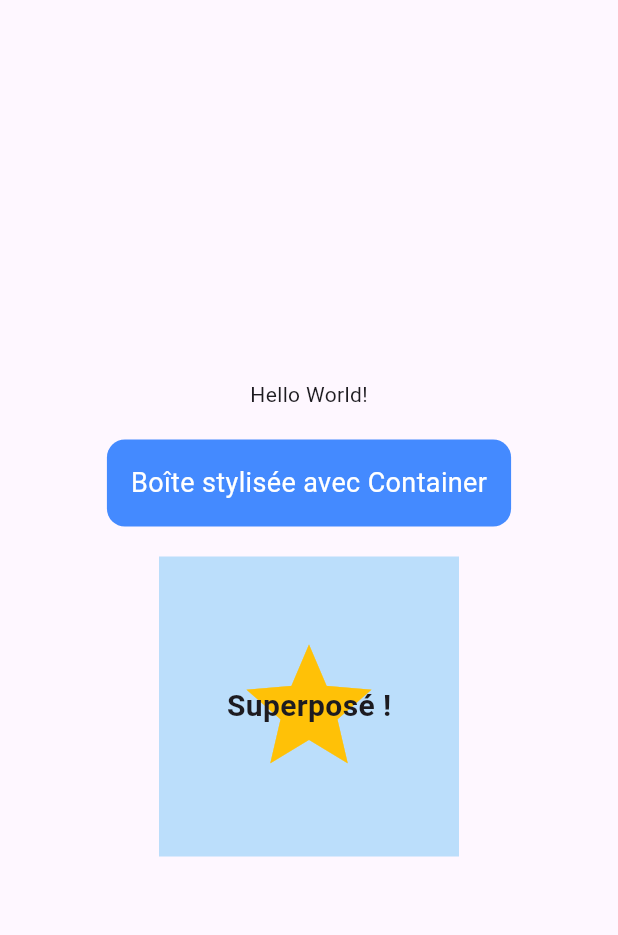
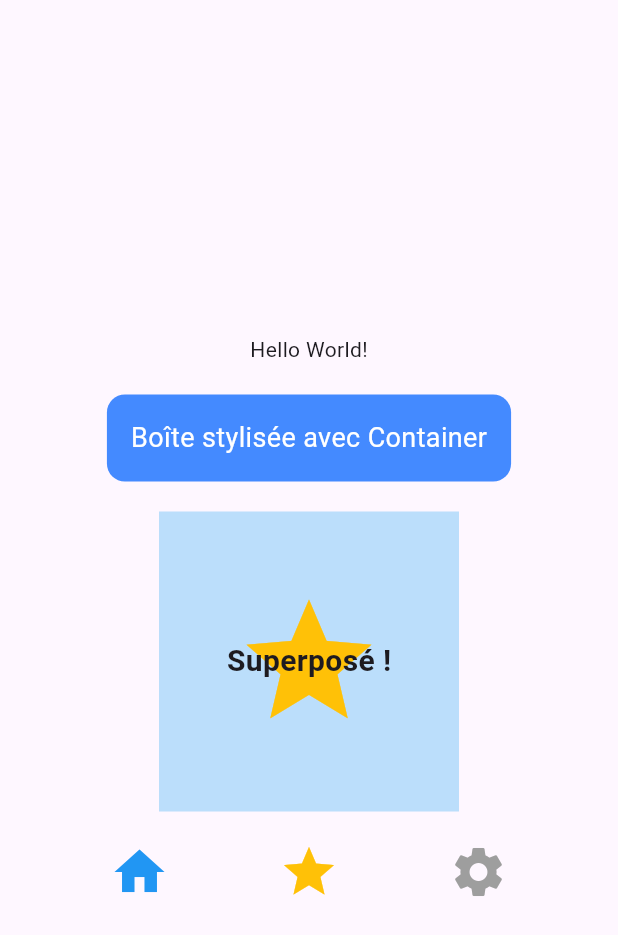
Before and after one commit to sahebmohandsaid97-oss/atelier02_flutter_app_widgets_base, a Flutter app: the screen it shows after launch, on a phone screen of 412 x 824 dp. Shown: the top 935 px of the screen. Run offline on Flutter 3.47's test engine with Material 3 defaults, Android fonts, the phone set to English and light mode, and no system bars.

Commit message:
Étape 5 : Ajouter un Row avec des icônes

```diff
--- a/lib/main.dart
+++ b/lib/main.dart
@@ -39,6 +39,16 @@
                   ),
                 ],
               ),
+              SizedBox(height: 20),
+              Row(
+                mainAxisAlignment: MainAxisAlignment.spaceEvenly,
+                crossAxisAlignment: CrossAxisAlignment.center,
+                children: [
+                  Icon(Icons.home, color: Colors.blue, size: 40),
+                  Icon(Icons.star, color: Colors.amber, size: 40),
+                  Icon(Icons.settings, color: Colors.grey, size: 40),
+                ],
+              ),
             ],
           ),
         ),
```
